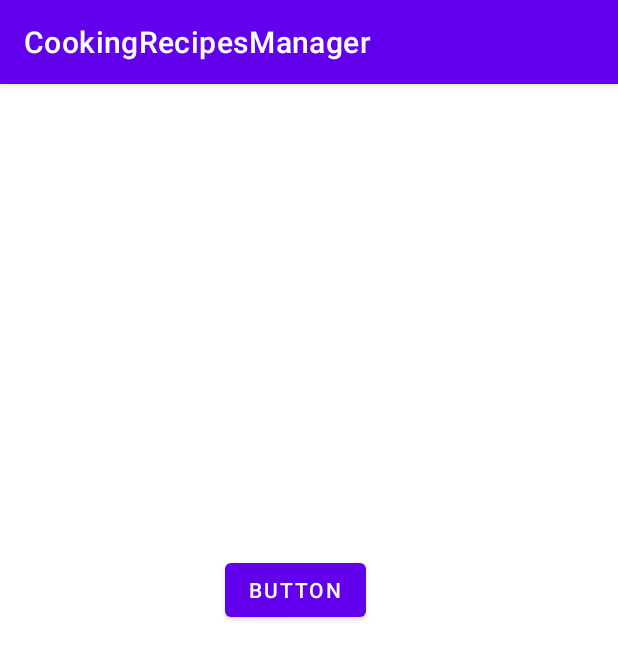
After one commit to athenaabcxyz/Cooking-Assistant-App, an Android app: the DatabaseGenerator screen opened directly, with no data from a screen before it, on a phone screen of 412 x 824 dp. The commit adds this screen. Shown: the top 659 px of the screen. Run offline under Robolectric (Android 15) with nearby library versions, the phone set to English and light mode, and no system bars; our stand-ins replace Firebase (no records; nobody signed in at launch, a user with empty details on screens opened directly).

Commit message:
Update database

```diff
--- /dev/null
+++ b/CookingRecipesManager/app/src/main/java/com/example/cookingrecipesmanager/database/DatabaseGenerator.java
@@ -0,0 +1,59 @@
+package com.example.cookingrecipesmanager.database;
+
+import androidx.appcompat.app.AppCompatActivity;
+
+import android.os.Bundle;
+import android.util.Log;
+import android.view.View;
+import android.widget.Button;
+import android.widget.Toast;
+
+import com.example.cookingrecipesmanager.R;
+import com.example.cookingrecipesmanager.database.Listener.RandomRecipeResponseListener;
+import com.example.cookingrecipesmanager.database.Model.RandomRecipeAPIResponse;
+import com.google.android.gms.tasks.OnSuccessListener;
+import com.google.firebase.firestore.DocumentReference;
+import com.google.firebase.firestore.FirebaseFirestore;
+
+import java.util.HashMap;
+import java.util.Map;
+
+public class DatabaseGenerator extends AppCompatActivity {
+
+    FirebaseFirestore db = FirebaseFirestore.getInstance();
+    RequestManager manager;
+
+    Button button;
+    private  final RandomRecipeResponseListener randomRecipeResponseListener = new RandomRecipeResponseListener() {
+        @Override
+        public void didFetch(RandomRecipeAPIResponse response, String message) {
+            for(int i=0; i<response.recipes.size()-1;i++)
+            {
+            db.collection("recipes").add(response.recipes.get(i));
+            }
+        }
+
+        @Override
+        public void didError(String message) {
+            Toast.makeText(DatabaseGenerator.this, message, Toast.LENGTH_SHORT).show();
+        }
+    };
+
+    @Override
+    protected void onCreate(Bundle savedInstanceState) {
+        super.onCreate(savedInstanceState);
+        setContentView(R.layout.activity_database_generator);
+
+        button=findViewById(R.id.button);
+        manager=new RequestManager(this);
+        button.setOnClickListener(new View.OnClickListener() {
+            @Override
+            public void onClick(View view) {
+                manager.getRandomRecipe(randomRecipeResponseListener);
+            }
+        });
+
+
+
+    }
+}
--- /dev/null
+++ b/CookingRecipesManager/app/src/main/java/com/example/cookingrecipesmanager/database/Listener/RandomRecipeResponseListener.java
@@ -0,0 +1,8 @@
+package com.example.cookingrecipesmanager.database.Listener;
+
+import com.example.cookingrecipesmanager.database.Model.RandomRecipeAPIResponse;
+
+public interface RandomRecipeResponseListener {
+    void didFetch(RandomRecipeAPIResponse response, String message);
+    void didError(String message);
+}
--- /dev/null
+++ b/CookingRecipesManager/app/src/main/java/com/example/cookingrecipesmanager/database/Model/Length.java
@@ -0,0 +1,6 @@
+package com.example.cookingrecipesmanager.database.Model;
+
+public class Length {
+    public int number;
+    public String unit;
+}
--- /dev/null
+++ b/CookingRecipesManager/app/src/main/java/com/example/cookingrecipesmanager/database/Model/Measures.java
@@ -0,0 +1,6 @@
+package com.example.cookingrecipesmanager.database.Model;
+
+public class Measures {
+    public Us us;
+    public Metric metric;
+}
--- /dev/null
+++ b/CookingRecipesManager/app/src/main/java/com/example/cookingrecipesmanager/database/RequestManager.java
@@ -0,0 +1,55 @@
+package com.example.cookingrecipesmanager.database;
+
+import android.content.Context;
+
+import com.example.cookingrecipesmanager.R;
+import com.example.cookingrecipesmanager.database.Listener.RandomRecipeResponseListener;
+import com.example.cookingrecipesmanager.database.Model.RandomRecipeAPIResponse;
+
+import retrofit2.Call;
+import retrofit2.Callback;
+import retrofit2.Response;
+import retrofit2.Retrofit;
+import retrofit2.converter.gson.GsonConverterFactory;
+import retrofit2.http.GET;
+import retrofit2.http.Query;
+
+public class RequestManager {
+    Context context;
+    Retrofit retrofit = new Retrofit.Builder()
+            .baseUrl("https://api.spoonacular.com/")
+            .addConverterFactory(GsonConverterFactory.create())
+            .build();
+
+    public RequestManager(Context context) {
+        this.context = context;
+    }
+
+    public void getRandomRecipe(RandomRecipeResponseListener listener){
+        CallRandomRecipes callRandomRecipes = retrofit.create(CallRandomRecipes.class);
+        Call<RandomRecipeAPIResponse> call = callRandomRecipes.callRandomRecipe(context.getString(R.string.api_key),"50");
+        call.enqueue(new Callback<RandomRecipeAPIResponse>() {
+            @Override
+            public void onResponse(Call<RandomRecipeAPIResponse> call, Response<RandomRecipeAPIResponse> response) {
+                if(!response.isSuccessful())
+                {
+                    listener.didError(response.message());
+                    return;
+                }listener.didFetch(response.body(), response.message());
+            }
+
+            @Override
+            public void onFailure(Call<RandomRecipeAPIResponse> call, Throwable t) {
+                listener.didError(t.getMessage());
+            }
+        });
+    };
+
+    private interface CallRandomRecipes{
+        @GET("recipes/random")
+        Call<RandomRecipeAPIResponse> callRandomRecipe(
+                @Query("apiKey") String apiKey,
+                @Query("number") String number
+        );
+    }
+}
--- /dev/null
+++ b/CookingRecipesManager/app/src/main/res/layout/activity_database_generator.xml
@@ -0,0 +1,18 @@
+<?xml version="1.0" encoding="utf-8"?>
+<androidx.constraintlayout.widget.ConstraintLayout xmlns:android="http://schemas.android.com/apk/res/android"
+    xmlns:app="http://schemas.android.com/apk/res-auto"
+    xmlns:tools="http://schemas.android.com/tools"
+    android:layout_width="match_parent"
+    android:layout_height="match_parent"
+    tools:context=".database.DatabaseGenerator">
+
+    <Button
+        android:id="@+id/button"
+        android:layout_width="wrap_content"
+        android:layout_height="wrap_content"
+        android:layout_marginStart="150dp"
+        android:layout_marginTop="313dp"
+        android:text="Button"
+        app:layout_constraintStart_toStartOf="parent"
+        app:layout_constraintTop_toTopOf="parent" />
+</androidx.constraintlayout.widget.ConstraintLayout>
--- a/CookingRecipesManager/app/src/main/res/values/strings.xml
+++ b/CookingRecipesManager/app/src/main/res/values/strings.xml
@@ -23,4 +23,5 @@
         <item>Timer</item>
         <item>Basic</item>
     </string-array>
+    <string name="api_key">e6f3dc1b857f4ad0b84684bcf2da349d</string>
 </resources>
```
Also changed, not shown: CookingRecipesManager/app/build.gradle (+6 -4 lines), CookingRecipesManager/app/src/main/AndroidManifest.xml (+6 -1 lines), CookingRecipesManager/app/src/main/java/com/example/cookingrecipesmanager/database/Model/AnalyzedInstruction.java (added, +8 -0 lines), CookingRecipesManager/app/src/main/java/com/example/cookingrecipesmanager/database/Model/Equipment.java (added, +8 -0 lines), CookingRecipesManager/app/src/main/java/com/example/cookingrecipesmanager/database/Model/ExtendedIngredient.java (added, +18 -0 lines), CookingRecipesManager/app/src/main/java/com/example/cookingrecipesmanager/database/Model/Ingredient.java (added, +8 -0 lines), CookingRecipesManager/app/src/main/java/com/example/cookingrecipesmanager/database/Model/Metric.java (added, +7 -0 lines), CookingRecipesManager/app/src/main/java/com/example/cookingrecipesmanager/database/Model/RandomRecipeAPIResponse.java (added, +7 -0 lines), CookingRecipesManager/app/src/main/java/com/example/cookingrecipesmanager/database/Model/Recipe.java (added, +22 -0 lines), CookingRecipesManager/app/src/main/java/com/example/cookingrecipesmanager/database/Model/Step.java (added, +9 -0 lines), CookingRecipesManager/app/src/main/java/com/example/cookingrecipesmanager/database/Model/Us.java (added, +7 -0 lines), CookingRecipesManager/app/src/main/java/com/example/cookingrecipesmanager/recipetracker/RecipeStepPreview.java (+82 -15 lines).
